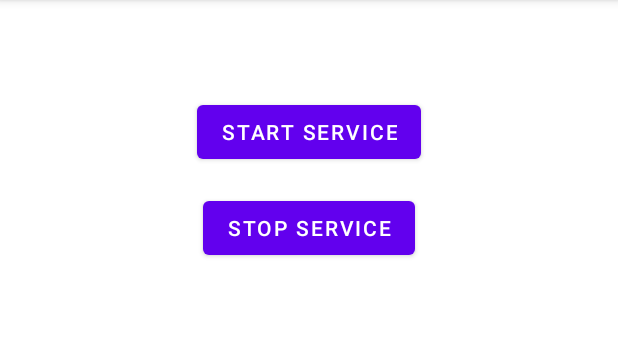
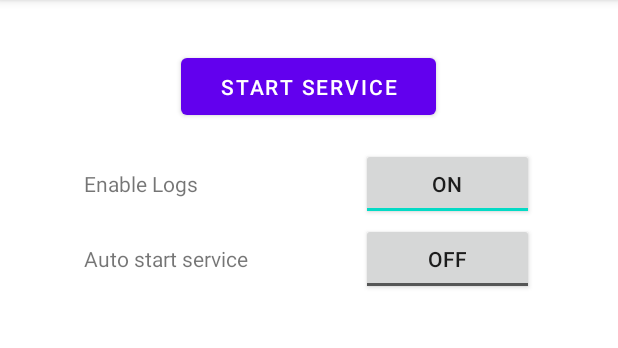
Before and after one commit to Faaa97/OBDUSBtoTCPBridge, an Android app: the screen it shows after launch (MainActivity), after a tap on "STOP SERVICE", on a phone screen of 412 x 824 dp, the part 84-432 px from its top. Run offline under Robolectric (Android 15) with nearby library versions, the phone set to English and light mode, and no system bars; 1 statement that could not run was skipped; 1 other tap on this screen came first.

Commit message:
Add toggles for logging and autostart

```diff
--- a/app/src/main/java/com/faaa97/obdusbtotcpbridge/MainActivity.kt
+++ b/app/src/main/java/com/faaa97/obdusbtotcpbridge/MainActivity.kt
@@ -10,27 +10,80 @@ import kotlinx.coroutines.launch
 class MainActivity : AppCompatActivity() {
 
     private lateinit var logView: LinearLayout
+    private var runningService: ComponentName? = null
 
     override fun onCreate(savedInstanceState: Bundle?) {
         super.onCreate(savedInstanceState)
-
         setContentView(R.layout.activity_main)
 
+        initializePersistedState()
+        initializeLoggingView()
+        initializeMainButton()
+        initializeToggles()
+        autoStart()
+    }
+
+    private fun initializePersistedState() {
+        val sharedPref = getPreferences(MODE_PRIVATE) ?: return
+        PersistedState.init(sharedPref, this)
+    }
+
+    private fun initializeLoggingView() {
         logView = this.findViewById(R.id.logs_container)
         lifecycleScope.launch {
             ObdLogBus.logs.collect { msg ->
                 logView.addView(TextView(logView.context).apply { text = msg })
             }
         }
+    }
 
-        this.findViewById<Button>(R.id.start_button).setOnClickListener {
-            startService(Intent(this@MainActivity, ObdService::class.java))
+    private fun initializeMainButton(){
+        val button = this.findViewById<Button>(R.id.start_button)
+        button.setOnClickListener {
+            manageService()
+            updateButtonText(button)
+        }
+    }
+
+    private fun manageService() {
+        if(runningService == null) {
+            runningService = startService(Intent(this@MainActivity, ObdService::class.java))
+        } else {
+            stopService(Intent(this@MainActivity, ObdService::class.java))
+            runningService = null
+        }
+    }
+
+    private fun updateButtonText(button : Button) {
+        if(runningService == null) {
+            button.setText(R.string.button_text_start)
+        } else {
+            button.setText(R.string.button_text_stop)
+        }
+    }
+
+    private fun initializeToggles() {
+        val logsButton = this.findViewById<ToggleButton>(R.id.logs_button)
+        logsButton.setOnCheckedChangeListener { _, isOn ->
+            ObdLogBus.enabled = isOn
+            PersistedState.setLoggingEnabled(isOn)
         }
 
-        this.findViewById<Button>(R.id.stop_button).setOnClickListener {
-            stopService(Intent(this@MainActivity, ObdService::class.java))
+        logsButton.isChecked = PersistedState.isLoggingEnabled
+        ObdLogBus.enabled = PersistedState.isLoggingEnabled
+
+        val autoStartButton = this.findViewById<ToggleButton>(R.id.auto_start_button)
+        autoStartButton.setOnCheckedChangeListener { _, isOn ->
+            PersistedState.setAutoStartEnabled(isOn)
         }
 
+        autoStartButton.isChecked = PersistedState.isAutoStartEnabled
+    }
+
+    private fun autoStart() {
+        if(PersistedState.isAutoStartEnabled){
+            manageService()
+        }
     }
 
 }
--- a/app/src/main/java/com/faaa97/obdusbtotcpbridge/ObdLogBus.kt
+++ b/app/src/main/java/com/faaa97/obdusbtotcpbridge/ObdLogBus.kt
@@ -1,5 +1,6 @@
 package com.faaa97.obdusbtotcpbridge
 
+import android.util.Log
 import kotlinx.coroutines.flow.MutableSharedFlow
 import kotlinx.coroutines.flow.asSharedFlow
 
@@ -12,7 +13,14 @@ object ObdLogBus {
 
     val logs = _logs.asSharedFlow()
 
-    fun emit(msg: String) {
+    var enabled : Boolean = true
+
+    fun log(msg: String) {
+        if(!enabled) {
+            return
+        }
+
+        Log.d("OBD", msg)
         _logs.tryEmit(msg)
     }
 }
--- a/app/src/main/java/com/faaa97/obdusbtotcpbridge/ObdService.kt
+++ b/app/src/main/java/com/faaa97/obdusbtotcpbridge/ObdService.kt
@@ -4,7 +4,6 @@ import android.app.*
 import android.content.*
 import android.hardware.usb.*
 import android.os.IBinder
-import android.util.Log
 import androidx.core.app.NotificationCompat
 import com.hoho.android.usbserial.driver.*
 import java.io.*
@@ -41,6 +40,7 @@ class ObdService : Service() {
 
     override fun onDestroy() {
         endTcp()
+        stopSelf(1)
         running = false
         log("Service stopped")
         super.onDestroy()
@@ -171,8 +171,7 @@ class ObdService : Service() {
     // ---------------- LOGGING ----------------
 
     private fun log(msg: String) {
-        Log.d("OBD", msg)
-        ObdLogBus.emit(msg)
+        ObdLogBus.log(msg)
     }
 
     // ---------------- FOREGROUND ----------------
--- /dev/null
+++ b/app/src/main/java/com/faaa97/obdusbtotcpbridge/PersistedState.kt
@@ -0,0 +1,39 @@
+package com.faaa97.obdusbtotcpbridge
+
+import android.annotation.SuppressLint
+import android.content.Context
+import android.content.SharedPreferences
+import androidx.core.content.edit
+
+@SuppressLint("StaticFieldLeak")
+object PersistedState {
+
+    private lateinit var sharedPrefs : SharedPreferences
+    private lateinit var context : Context
+
+    var isLoggingEnabled: Boolean = false
+        private set
+    var isAutoStartEnabled : Boolean = false
+        private set
+
+    fun init(sharedPreferences: SharedPreferences, context: Context) {
+        sharedPrefs = sharedPreferences
+        isLoggingEnabled = sharedPrefs.getBoolean(context.getString(R.string.enable_logs_persisted_value), true)
+        isAutoStartEnabled = sharedPrefs.getBoolean(context.getString(R.string.autostart_persisted_value), false)
+    }
+
+    fun setLoggingEnabled(value: Boolean) {
+        isLoggingEnabled = value
+        sharedPrefs.edit {
+            putBoolean(context.getString(R.string.enable_logs_persisted_value), isLoggingEnabled)
+        }
+    }
+
+    fun setAutoStartEnabled(value: Boolean) {
+        isAutoStartEnabled = value
+        sharedPrefs.edit {
+            putBoolean(context.getString(R.string.autostart_persisted_value), isAutoStartEnabled)
+        }
+    }
+
+}
--- a/app/src/main/res/layout/activity_main.xml
+++ b/app/src/main/res/layout/activity_main.xml
@@ -5,40 +5,88 @@
     android:layout_width="match_parent"
     android:layout_height="match_parent">
 
-    <Button
-        android:id="@+id/start_button"
-        android:layout_width="wrap_content"
-        android:layout_height="wrap_content"
-        android:layout_marginStart="159dp"
-        android:layout_marginTop="64dp"
-        android:layout_marginEnd="159dp"
-        android:text="Start Service"
+    <LinearLayout
+        android:id="@+id/controls_layout"
+        android:layout_width="0dp"
+        android:layout_height="216dp"
+        android:layout_marginStart="8dp"
+        android:layout_marginTop="8dp"
+        android:layout_marginEnd="8dp"
+        android:gravity="center_horizontal|center_vertical"
+        android:orientation="vertical"
         app:layout_constraintEnd_toEndOf="parent"
         app:layout_constraintStart_toStartOf="parent"
-        app:layout_constraintTop_toTopOf="parent" />
+        app:layout_constraintTop_toTopOf="parent"
+        app:layout_constraintWidth_max="300dp">
 
-    <Button
-        android:id="@+id/stop_button"
-        android:layout_width="wrap_content"
-        android:layout_height="wrap_content"
-        android:layout_marginStart="159dp"
-        android:layout_marginTop="16dp"
-        android:layout_marginEnd="159dp"
-        android:text="Stop Service"
-        app:layout_constraintEnd_toEndOf="parent"
-        app:layout_constraintStart_toStartOf="parent"
-        app:layout_constraintTop_toBottomOf="@+id/start_button" />
+        <Button
+            android:id="@+id/start_button"
+            android:layout_width="170dp"
+            android:layout_height="50dp"
+            android:layout_marginTop="0dp"
+            android:layout_marginEnd="0dp"
+            android:text="@string/button_text_start" />
+
+        <LinearLayout
+            android:layout_width="match_parent"
+            android:layout_height="50dp"
+            android:layout_marginTop="16dp"
+            android:orientation="horizontal">
+
+            <TextView
+                android:layout_width="100dp"
+                android:layout_height="wrap_content"
+                android:layout_weight="1"
+                android:text="@string/logs_label" />
+
+            <ToggleButton
+                android:id="@+id/logs_button"
+                android:layout_width="30dp"
+                android:layout_height="wrap_content"
+                android:layout_weight="1"
+                android:textOff="@string/on"
+                android:textOn="@string/on"
+                tools:minWidth="200dp" />
+
+        </LinearLayout>
+
+        <LinearLayout
+            android:layout_width="match_parent"
+            android:layout_height="50dp"
+            android:orientation="horizontal">
+
+            <TextView
+                android:layout_width="100dp"
+                android:layout_height="wrap_content"
+                android:layout_weight="1"
+                android:text="@string/auto_start_label" />
+
+            <ToggleButton
+                android:id="@+id/auto_start_button"
+                android:layout_width="30dp"
+                android:layout_height="wrap_content"
+                android:layout_weight="1" />
+
+        </LinearLayout>
+
+    </LinearLayout>
 
     <ScrollView
         android:id="@+id/logs_scrollview"
-        android:layout_width="409dp"
-        android:layout_height="553dp"
+        android:layout_width="0dp"
+        android:layout_height="0dp"
+        android:layout_marginStart="8dp"
         android:layout_marginTop="8dp"
-        android:contentDescription="logs"
+        android:layout_marginEnd="8dp"
+        android:contentDescription="@string/logs_label"
         app:layout_constraintBottom_toBottomOf="parent"
         app:layout_constraintEnd_toEndOf="parent"
+        app:layout_constraintHorizontal_bias="0.5"
+        app:layout_constraintLeft_toLeftOf="parent"
+        app:layout_constraintRight_toRightOf="parent"
         app:layout_constraintStart_toStartOf="parent"
-        app:layout_constraintTop_toBottomOf="@+id/stop_button">
+        app:layout_constraintTop_toBottomOf="@id/controls_layout"
+        app:layout_constraintWidth_max="300dp">
 
         <LinearLayout
             android:id="@+id/logs_container"
--- a/app/src/main/res/values/strings.xml
+++ b/app/src/main/res/values/strings.xml
@@ -1,3 +1,11 @@
 <resources>
     <string name="app_name">ODB USB to TCP bridge</string>
+    <string name="button_text_start">Start Service</string>
+    <string name="button_text_stop">Stop Service</string>
+    <string name="logs_label">Enable Logs</string>
+    <string name="auto_start_label">Auto start service</string>
+    <string name="enable_logs_persisted_value" translatable="false">enable_logs_persisted_value</string>
+    <string name="autostart_persisted_value" translatable="false">autostart_persisted_value</string>
+    <string name="on">ON</string>
+    <string name="off">OFF</string>
 </resources>
```
Also changed, not shown: 1 other file.
